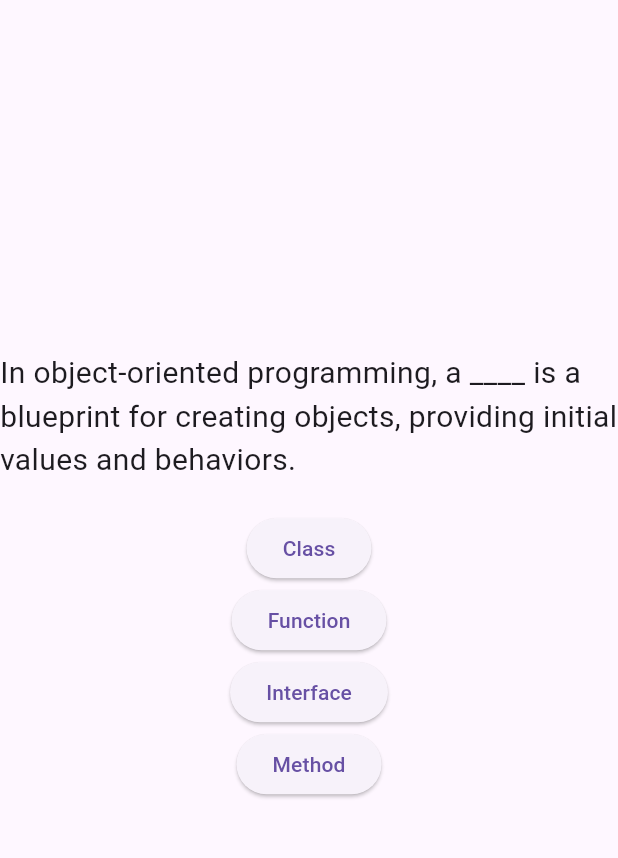
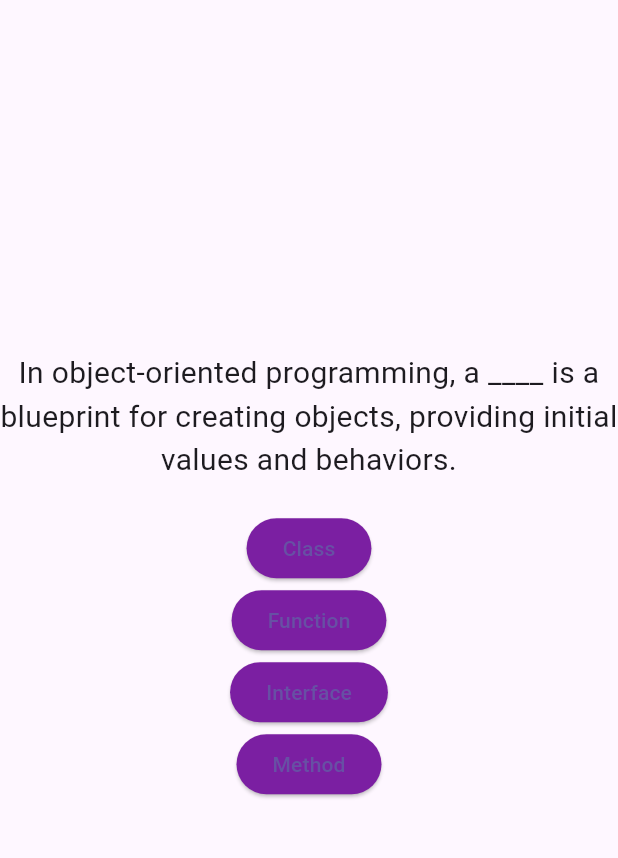
Before and after one commit to Osenian/reien, a Flutter app: the QuizNouns screen opened directly, on a phone screen of 412 x 824 dp, the part 84-942 px from its top. Run offline on Flutter 3.47's test engine with Material 3 defaults, Android fonts, the phone set to English and light mode, and no system bars; our stand-ins replace share_plus.

Commit message:
Arregla colores de botones en nouns.dart

```diff
--- a/lib/screens/grammar/quiz/nouns.dart
+++ b/lib/screens/grammar/quiz/nouns.dart
@@ -104,6 +104,7 @@ class _QuizTensesState extends State<QuizNouns> {
                     Text(
                       _questions[_questionIndex]['questionText'] as String,
                       style: const TextStyle(fontSize: 20),
+                      textAlign: TextAlign.center,
                     ),
                     const SizedBox(
                       height: 20,
@@ -116,6 +117,9 @@ class _QuizTensesState extends State<QuizNouns> {
                               onPressed: () {
                                 _answerQuestion(answer['score'] as int);
                               },
+                              style: ElevatedButton.styleFrom(
+                                backgroundColor: Colors.purple[700],
+                              ),
                               child: Text(answer['text'] as String),
                             ),
                           )
@@ -143,6 +147,9 @@ class _QuizTensesState extends State<QuizNouns> {
                             Share.share(
                                 'I scored $_totalScore on Verb Tenses!');
                           },
+                          style: ElevatedButton.styleFrom(
+                            backgroundColor: Colors.purple[700],
+                          ),
                           child: const Text('Share results'),
                         ),
                         const SizedBox(
@@ -150,6 +157,9 @@ class _QuizTensesState extends State<QuizNouns> {
                         ),
                         ElevatedButton(
                           onPressed: _resetQuiz,
+                          style: ElevatedButton.styleFrom(
+                            backgroundColor: Colors.purple[700],
+                          ),
                           child: const Text('Back'),
                         ),
                       ],
```
